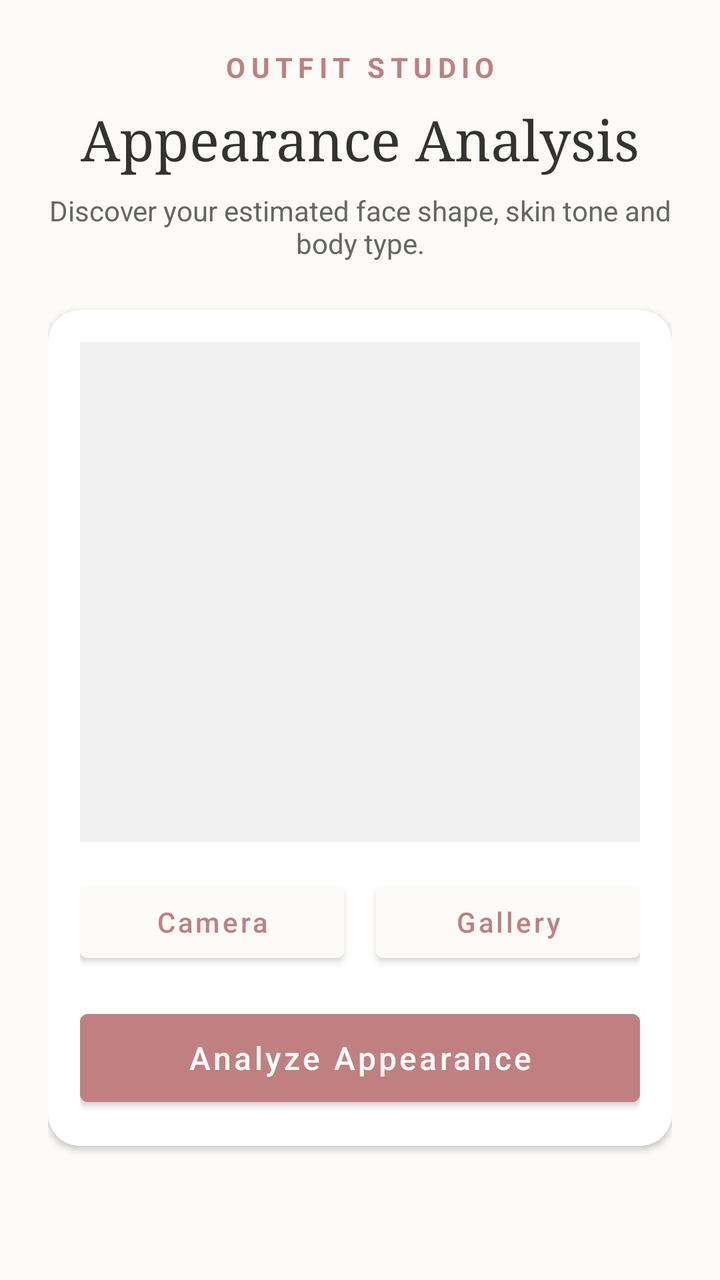
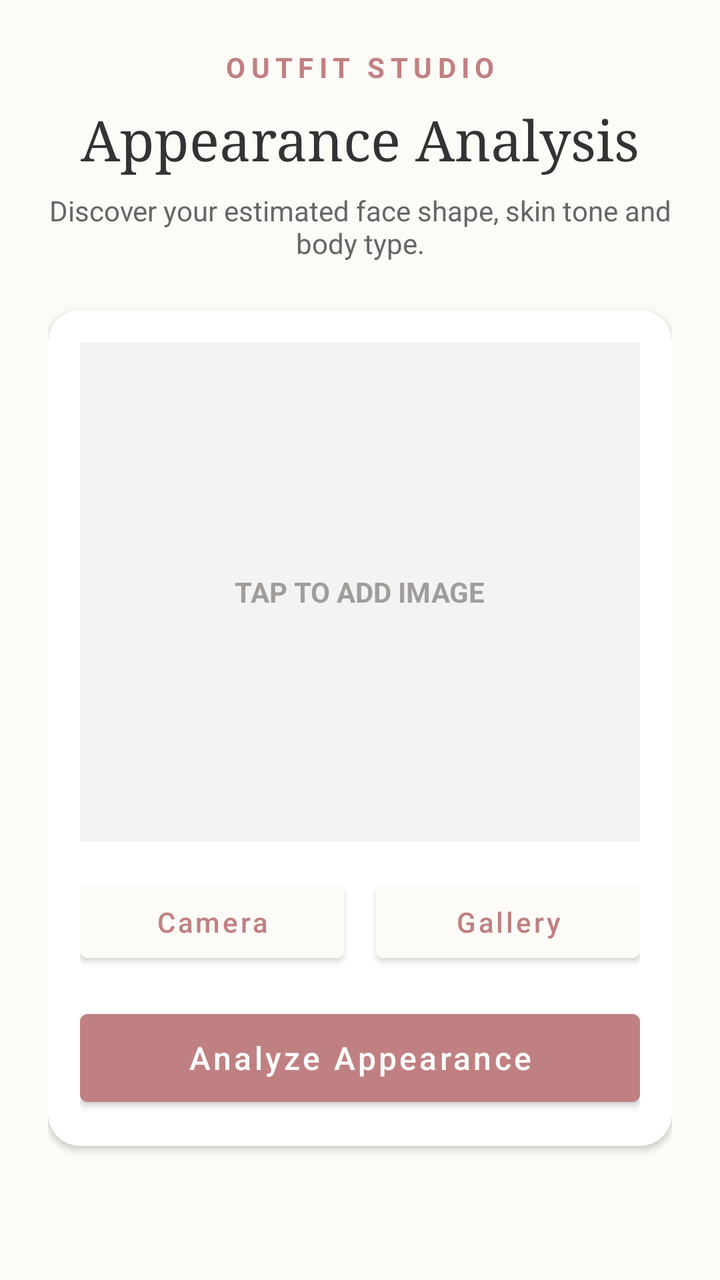

Screens rendered from an Android XML layout before and after an edit, with the pre-edit source and the edit as a unified diff.
<!-- AndroidManifest.xml: application theme Theme.OutfitStudio -->
<!-- res/layout/activity_appearance_analysis.xml -->
<?xml version="1.0" encoding="utf-8"?>
<ScrollView xmlns:android="http://schemas.android.com/apk/res/android"
    xmlns:app="http://schemas.android.com/apk/res-auto"
    xmlns:tools="http://schemas.android.com/apk/res/tools"
    android:layout_width="match_parent"
    android:layout_height="match_parent"
    android:background="#FDFBF7">

    <LinearLayout
        android:layout_width="match_parent"
        android:layout_height="wrap_content"
        android:orientation="vertical"
        android:padding="24dp">

        <TextView
            android:layout_width="match_parent"
            android:layout_height="wrap_content"
            android:text="OUTFIT STUDIO"
            android:textAlignment="center"
            android:textColor="#C08081"
            android:textSize="14sp"
            android:letterSpacing="0.2"
            android:textStyle="bold" />

        <TextView
            android:layout_width="match_parent"
            android:layout_height="wrap_content"
            android:text="Appearance Analysis"
            android:textAlignment="center"
            android:textColor="#333333"
            android:textSize="28sp"
            android:fontFamily="serif"
            android:layout_marginTop="8dp" />

        <TextView
            android:layout_width="match_parent"
            android:layout_height="wrap_content"
            android:text="Discover your estimated face shape, skin tone and body type."
            android:textAlignment="center"
            android:textColor="#666666"
            android:textSize="14sp"
            android:layout_marginTop="8dp"
            android:layout_marginBottom="24dp" />

        
        <androidx.cardview.widget.CardView
            android:layout_width="match_parent"
            android:layout_height="wrap_content"
            app:cardCornerRadius="16dp"
            app:cardElevation="2dp"
            app:cardBackgroundColor="#FFFFFF"
            android:layout_marginBottom="24dp">

            <LinearLayout
                android:layout_width="match_parent"
                android:layout_height="wrap_content"
                android:orientation="vertical"
                android:padding="16dp">

                <ImageView
                    android:id="@+id/ivPreview"
                    android:layout_width="match_parent"
                    android:layout_height="250dp"
                    android:scaleType="centerCrop"
                    android:background="#F0F0F0"
                    android:contentDescription="Image Preview" />

                <LinearLayout
                    android:layout_width="match_parent"
                    android:layout_height="wrap_content"
                    android:orientation="horizontal"
                    android:layout_marginTop="16dp"
                    android:weightSum="2">

                    <Button
                        android:id="@+id/btnCamera"
                        android:layout_width="0dp"
                        android:layout_height="wrap_content"
                        android:layout_weight="1"
                        android:layout_marginEnd="8dp"
                        android:backgroundTint="#FDFBF7"
                        android:textColor="#C08081"
                        android:text="Camera"
                        android:textAllCaps="false"/>

                    <Button
                        android:id="@+id/btnGallery"
                        android:layout_width="0dp"
                        android:layout_height="wrap_content"
                        android:layout_weight="1"
                        android:layout_marginStart="8dp"
                        android:backgroundTint="#FDFBF7"
                        android:textColor="#C08081"
                        android:text="Gallery"
                        android:textAllCaps="false"/>

                </LinearLayout>

                <Button
                    android:id="@+id/btnAnalyze"
                    android:layout_width="match_parent"
                    android:layout_height="56dp"
                    android:layout_marginTop="16dp"
                    android:backgroundTint="#C08081"
                    android:textColor="#FFFFFF"
                    android:text="Analyze Appearance"
                    android:textAllCaps="false"
                    android:textSize="16sp"/>

                <ProgressBar
                    android:id="@+id/progressBar"
                    android:layout_width="wrap_content"
                    android:layout_height="wrap_content"
                    android:layout_gravity="center"
                    android:layout_marginTop="16dp"
                    android:visibility="gone"
                    android:indeterminateTint="#C08081"/>

            </LinearLayout>
        </androidx.cardview.widget.CardView>

        
        <LinearLayout
            android:id="@+id/llResults"
            android:layout_width="match_parent"
            android:layout_height="wrap_content"
            android:orientation="vertical"
            android:visibility="gone">

            <TextView
                android:layout_width="match_parent"
                android:layout_height="wrap_content"
                android:text="YOUR RESULTS"
                android:textAlignment="center"
                android:textColor="#C08081"
                android:textSize="12sp"
                android:letterSpacing="0.1"
                android:textStyle="bold"
                android:layout_marginBottom="16dp"/>

            
            <androidx.cardview.widget.CardView
                android:layout_width="match_parent"
                android:layout_height="wrap_content"
                app:cardCornerRadius="12dp"
                app:cardElevation="1dp"
                app:cardBackgroundColor="#FFFFFF"
                android:layout_marginBottom="12dp">
                <LinearLayout
                    android:layout_width="match_parent"
                    android:layout_height="wrap_content"
                    android:orientation="horizontal"
                    android:padding="16dp"
                    android:gravity="center_vertical">
                    <TextView
                        android:layout_width="0dp"
                        android:layout_height="wrap_content"
                        android:layout_weight="1"
                        android:text="Face Shape"
                        android:textColor="#333333"
                        android:textSize="16sp"
                        android:fontFamily="serif"/>
                    <TextView
                        android:id="@+id/tvFaceShape"
                        android:layout_width="wrap_content"
                        android:layout_height="wrap_content"
                        android:text="Estimated: Oval"
                        android:textColor="#C08081"
                        android:textSize="16sp"
                        android:textStyle="bold"/>
                </LinearLayout>
            </androidx.cardview.widget.CardView>

            
            <androidx.cardview.widget.CardView
                android:layout_width="match_parent"
                android:layout_height="wrap_content"
                app:cardCornerRadius="12dp"
                app:cardElevation="1dp"
                app:cardBackgroundColor="#FFFFFF"
                android:layout_marginBottom="12dp">
                <LinearLayout
                    android:layout_width="match_parent"
                    android:layout_height="wrap_content"
                    android:orientation="horizontal"
                    android:padding="16dp"
                    android:gravity="center_vertical">
                    <TextView
                        android:layout_width="0dp"
                        android:layout_height="wrap_content"
                        android:layout_weight="1"
                        android:text="Skin Tone"
                        android:textColor="#333333"
                        android:textSize="16sp"
                        android:fontFamily="serif"/>
                    <TextView
                        android:id="@+id/tvSkinTone"
                        android:layout_width="wrap_content"
                        android:layout_height="wrap_content"
                        android:text="Estimated: Medium"
                        android:textColor="#C08081"
                        android:textSize="16sp"
                        android:textStyle="bold"/>
                </LinearLayout>
            </androidx.cardview.widget.CardView>

            
            <androidx.cardview.widget.CardView
                android:layout_width="match_parent"
                android:layout_height="wrap_content"
                app:cardCornerRadius="12dp"
                app:cardElevation="1dp"
                app:cardBackgroundColor="#FFFFFF"
                android:layout_marginBottom="24dp">
                <LinearLayout
                    android:layout_width="match_parent"
                    android:layout_height="wrap_content"
                    android:orientation="horizontal"
                    android:padding="16dp"
                    android:gravity="center_vertical">
                    <TextView
                        android:layout_width="0dp"
                        android:layout_height="wrap_content"
                        android:layout_weight="1"
                        android:text="Body Type"
                        android:textColor="#333333"
                        android:textSize="16sp"
                        android:fontFamily="serif"/>
                    <TextView
                        android:id="@+id/tvBodyType"
                        android:layout_width="wrap_content"
                        android:layout_height="wrap_content"
                        android:text="Estimated: Rectangle"
                        android:textColor="#C08081"
                        android:textSize="16sp"
                        android:textStyle="bold"/>
                </LinearLayout>
            </androidx.cardview.widget.CardView>

        </LinearLayout>

    </LinearLayout>
</ScrollView>
<!-- resources referenced by this layout -->
<resources>
  <style name="Theme.OutfitStudio" parent="Theme.MaterialComponents.Light.NoActionBar">
          <item name="android:textColor">@color/on_background</item>
          <item name="android:textColorHint">@color/text_hint</item>
          
          <item name="colorPrimary">@color/primary</item>
          <item name="colorPrimaryVariant">@color/primary_variant</item>
          <item name="colorOnPrimary">@color/on_primary</item>
          
          <item name="colorSecondary">@color/primary</item>
          <item name="colorSecondaryVariant">@color/primary_variant</item>
          <item name="colorOnSecondary">@color/on_primary</item>
          
          <item name="android:colorBackground">@color/background</item>
          <item name="colorSurface">@color/surface</item>
          
          <item name="android:statusBarColor">@color/background</item>
          <item name="android:windowLightStatusBar">true</item>
      </style>
  <color name="on_background">#3E3C3A</color>
  <color name="text_hint">#A09D9B</color>
  <color name="primary">#E5C0A4</color>
  <color name="primary_variant">#D8A58B</color>
  <color name="on_primary">#FFFFFF</color>
  <color name="background">#FDFBF9</color>
  <color name="surface">#FFFFFF</color>
</resources>

<!-- the commit's change to res/layout/activity_appearance_analysis.xml (unified diff, before → after) -->
@@ -57,13 +57,34 @@
                 android:orientation="vertical"
                 android:padding="16dp">
 
-                <ImageView
-                    android:id="@+id/ivPreview"
-                    android:layout_width="match_parent"
-                    android:layout_height="250dp"
-                    android:scaleType="centerCrop"
-                    android:background="#F0F0F0"
-                    android:contentDescription="Image Preview" />
+                <FrameLayout
+                    android:layout_width="match_parent"
+                    android:layout_height="250dp">
+                    
+                    <ImageView
+                        android:id="@+id/ivPreview"
+                        android:layout_width="match_parent"
+                        android:layout_height="match_parent"
+                        android:scaleType="centerCrop"
+                        android:background="#F0F0F0"
+                        android:contentDescription="Image Preview" />
+
+                    <LinearLayout
+                        android:id="@+id/llImagePlaceholder"
+                        android:layout_width="match_parent"
+                        android:layout_height="match_parent"
+                        android:orientation="vertical"
+                        android:gravity="center"
+                        android:background="#33FFFFFF">
+                        
+                        <TextView
+                            android:layout_width="wrap_content"
+                            android:layout_height="wrap_content"
+                            android:text="TAP TO ADD IMAGE"
+                            android:textColor="@color/text_hint"
+                            android:textStyle="bold"/>
+                    </LinearLayout>
+                </FrameLayout>
 
                 <LinearLayout
                     android:layout_width="match_parent"
